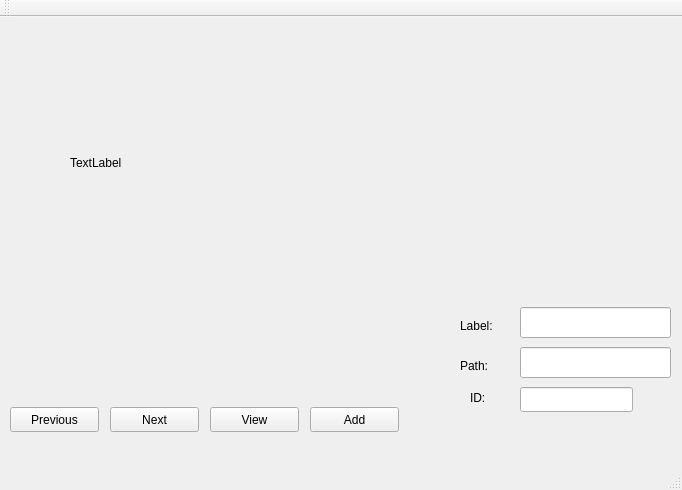
vsdaniela/Proyecto_final, file PRoyecto_final/Proyecto_final/mainwindow.ui: the form before one commit.
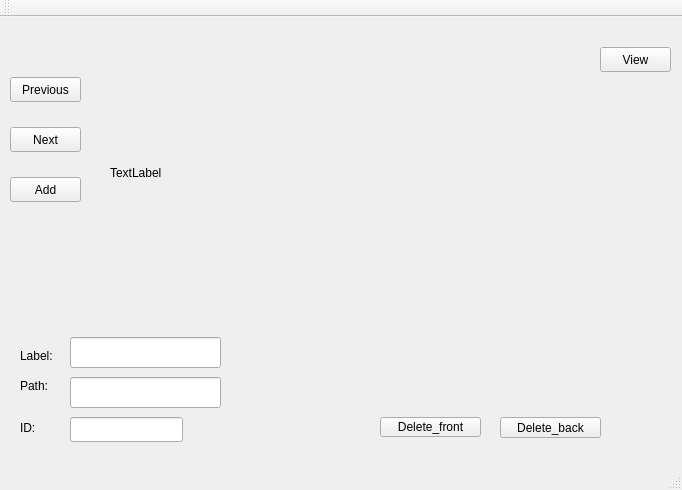
The form after the commit.

The edit to the form file:
```diff
--- a/PRoyecto_final/Proyecto_final/mainwindow.ui
+++ b/PRoyecto_final/Proyecto_final/mainwindow.ui
@@ -17,10 +17,10 @@
    <widget class="QLabel" name="label_pic">
     <property name="geometry">
      <rect>
-      <x>70</x>
+      <x>110</x>
       <y>10</y>
       <width>481</width>
-      <height>271</height>
+      <height>291</height>
      </rect>
     </property>
     <property name="text">
@@ -33,9 +33,9 @@
    <widget class="QPushButton" name="Mostrardatos">
     <property name="geometry">
      <rect>
-      <x>210</x>
-      <y>390</y>
-      <width>89</width>
+      <x>600</x>
+      <y>30</y>
+      <width>71</width>
       <height>25</height>
      </rect>
     </property>
@@ -46,10 +46,10 @@
    <widget class="QLabel" name="label_text">
     <property name="geometry">
      <rect>
-      <x>570</x>
-      <y>80</y>
-      <width>101</width>
-      <height>81</height>
+      <x>330</x>
+      <y>310</y>
+      <width>341</width>
+      <height>71</height>
      </rect>
     </property>
     <property name="palette">
@@ -467,6 +467,14 @@
       </disabled>
      </palette>
     </property>
+    <property name="font">
+     <font>
+      <family>Ubuntu Mono</family>
+      <pointsize>13</pointsize>
+      <weight>75</weight>
+      <bold>true</bold>
+     </font>
+    </property>
     <property name="text">
      <string/>
     </property>
@@ -474,9 +482,9 @@
    <widget class="QPushButton" name="pic_next">
     <property name="geometry">
      <rect>
-      <x>110</x>
-      <y>390</y>
-      <width>89</width>
+      <x>10</x>
+      <y>110</y>
+      <width>71</width>
       <height>25</height>
      </rect>
     </property>
@@ -488,8 +496,8 @@
     <property name="geometry">
      <rect>
       <x>10</x>
-      <y>390</y>
-      <width>89</width>
+      <y>60</y>
+      <width>71</width>
       <height>25</height>
      </rect>
     </property>
@@ -516,9 +524,9 @@
    <widget class="QPushButton" name="add">
     <property name="geometry">
      <rect>
-      <x>310</x>
-      <y>390</y>
-      <width>89</width>
+      <x>10</x>
+      <y>160</y>
+      <width>71</width>
       <height>25</height>
      </rect>
     </property>
@@ -529,8 +537,8 @@
    <widget class="QLineEdit" name="label_">
     <property name="geometry">
      <rect>
-      <x>520</x>
-      <y>290</y>
+      <x>70</x>
+      <y>320</y>
       <width>151</width>
       <height>31</height>
      </rect>
@@ -539,8 +547,8 @@
    <widget class="QLineEdit" name="path_">
     <property name="geometry">
      <rect>
-      <x>520</x>
-      <y>330</y>
+      <x>70</x>
+      <y>360</y>
       <width>151</width>
       <height>31</height>
      </rect>
@@ -549,8 +557,8 @@
    <widget class="QLineEdit" name="id_">
     <property name="geometry">
      <rect>
-      <x>520</x>
-      <y>370</y>
+      <x>70</x>
+      <y>400</y>
       <width>113</width>
       <height>25</height>
      </rect>
@@ -559,8 +567,8 @@
    <widget class="QLabel" name="label">
     <property name="geometry">
      <rect>
-      <x>460</x>
-      <y>300</y>
+      <x>20</x>
+      <y>330</y>
       <width>41</width>
       <height>17</height>
      </rect>
@@ -609,8 +617,8 @@
    <widget class="QLabel" name="label_2">
     <property name="geometry">
      <rect>
-      <x>460</x>
-      <y>340</y>
+      <x>20</x>
+      <y>360</y>
       <width>41</width>
       <height>17</height>
      </rect>
@@ -622,8 +630,8 @@
    <widget class="QLabel" name="label_3">
     <property name="geometry">
      <rect>
-      <x>470</x>
-      <y>370</y>
+      <x>20</x>
+      <y>400</y>
       <width>41</width>
       <height>21</height>
      </rect>
@@ -632,6 +640,32 @@
      <string>ID:</string>
     </property>
    </widget>
+   <widget class="QPushButton" name="delete_2">
+    <property name="geometry">
+     <rect>
+      <x>380</x>
+      <y>400</y>
+      <width>101</width>
+      <height>20</height>
+     </rect>
+    </property>
+    <property name="text">
+     <string>Delete_front</string>
+    </property>
+   </widget>
+   <widget class="QPushButton" name="delete_3">
+    <property name="geometry">
+     <rect>
+      <x>500</x>
+      <y>400</y>
+      <width>101</width>
+      <height>21</height>
+     </rect>
+    </property>
+    <property name="text">
+     <string>Delete_back</string>
+    </property>
+   </widget>
    <zorder>label_fondo</zorder>
    <zorder>label_pic</zorder>
    <zorder>pic_next</zorder>
```
Left out of the diff: 5 changed lines with no effect on the pictures.
